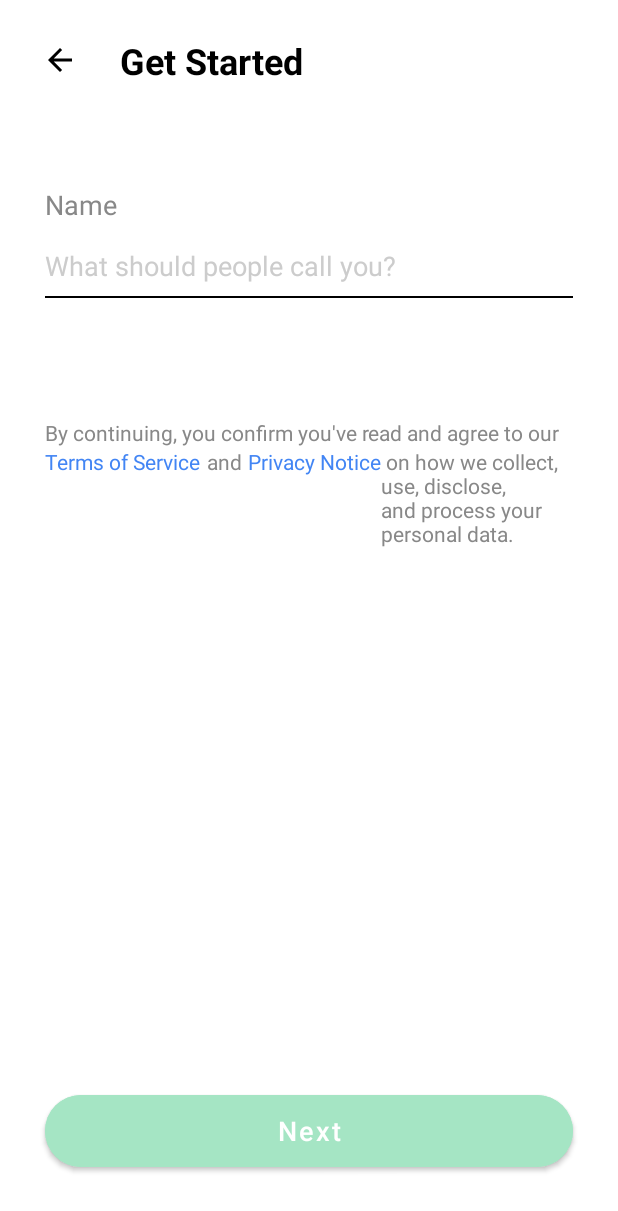
After one commit to Immatrysomecoding/Grab, an Android app: the layout activity_name_input.xml on its own in the app's theme, with its tools: preview values and no code run, on a phone screen of 412 x 824 dp. The commit adds this screen. Shown: the top 1211 px of the screen. Run offline under Robolectric (Android 15) with nearby library versions, the phone set to English and light mode, and no system bars.

Commit message:
fix the last auth layout

```diff
--- a/app/src/main/res/drawable/cursor_green.xml
+++ b/app/src/main/res/drawable/cursor_green.xml
@@ -2,5 +2,5 @@
 <shape xmlns:android="http://schemas.android.com/apk/res/android"
     android:shape="rectangle">
     <size android:width="2dp" />
-    <solid android:color="#00B14F" />
+    <solid android:color="#009933" />
 </shape>
--- /dev/null
+++ b/app/src/main/res/layout/activity_name_input.xml
@@ -0,0 +1,162 @@
+<?xml version="1.0" encoding="utf-8"?>
+<androidx.constraintlayout.widget.ConstraintLayout xmlns:android="http://schemas.android.com/apk/res/android"
+    xmlns:app="http://schemas.android.com/apk/res-auto"
+    xmlns:tools="http://schemas.android.com/tools"
+    android:layout_width="match_parent"
+    android:layout_height="match_parent"
+    android:background="#FFFFFF"
+    tools:context=".ui.auth.NameInputActivity">
+
+    <!-- Back button -->
+    <ImageButton
+        android:id="@+id/btnBack"
+        android:layout_width="48dp"
+        android:layout_height="48dp"
+        android:layout_marginStart="16dp"
+        android:layout_marginTop="16dp"
+        android:background="?attr/selectableItemBackgroundBorderless"
+        android:src="@drawable/ic_arrow_back"
+        app:layout_constraintStart_toStartOf="parent"
+        app:layout_constraintTop_toTopOf="parent" />
+
+    <!-- Title -->
+    <TextView
+        android:id="@+id/tvTitle"
+        android:layout_width="wrap_content"
+        android:layout_height="wrap_content"
+        android:layout_marginStart="16dp"
+        android:text="Get Started"
+        android:textColor="#000000"
+        android:textSize="24sp"
+        android:textStyle="bold"
+        app:layout_constraintBottom_toBottomOf="@+id/btnBack"
+        app:layout_constraintStart_toEndOf="@+id/btnBack"
+        app:layout_constraintTop_toTopOf="@+id/btnBack" />
+
+    <!-- Name label -->
+    <TextView
+        android:id="@+id/tvNameLabel"
+        android:layout_width="0dp"
+        android:layout_height="wrap_content"
+        android:layout_marginStart="30dp"
+        android:layout_marginTop="60dp"
+        android:layout_marginEnd="30dp"
+        android:text="Name"
+        android:textColor="#888888"
+        android:textSize="18sp"
+        app:layout_constraintEnd_toEndOf="parent"
+        app:layout_constraintStart_toStartOf="parent"
+        app:layout_constraintTop_toBottomOf="@+id/btnBack" />
+
+    <!-- Name input with green cursor -->
+    <EditText
+        android:id="@+id/etName"
+        android:layout_width="0dp"
+        android:layout_height="wrap_content"
+        android:layout_marginStart="30dp"
+        android:layout_marginTop="16dp"
+        android:layout_marginEnd="30dp"
+        android:background="@null"
+        android:hint="What should people call you?"
+        android:inputType="textPersonName"
+        android:textColorHint="#CCCCCC"
+        android:textCursorDrawable="@drawable/cursor_green"
+        android:textSize="18sp"
+        app:layout_constraintEnd_toEndOf="parent"
+        app:layout_constraintStart_toStartOf="parent"
+        app:layout_constraintTop_toBottomOf="@+id/tvNameLabel" />
+
+    <!-- Underline -->
+    <View
+        android:id="@+id/viewUnderline"
+        android:layout_width="0dp"
+        android:layout_height="1dp"
+        android:layout_marginStart="30dp"
+        android:layout_marginTop="8dp"
+        android:layout_marginEnd="30dp"
+        android:background="#000000"
+        app:layout_constraintEnd_toEndOf="parent"
+        app:layout_constraintStart_toStartOf="parent"
+        app:layout_constraintTop_toBottomOf="@+id/etName" />
+
+    <!-- Terms of Service text -->
+    <TextView
+        android:id="@+id/tvTerms"
+        android:layout_width="0dp"
+        android:layout_height="wrap_content"
+        android:layout_marginStart="30dp"
+        android:layout_marginTop="80dp"
+        android:layout_marginEnd="30dp"
+        android:text="By continuing, you confirm you've read and agree to our "
+        android:textColor="#888888"
+        android:textSize="14sp"
+        app:layout_constraintEnd_toEndOf="parent"
+        app:layout_constraintStart_toStartOf="parent"
+        app:layout_constraintTop_toBottomOf="@+id/viewUnderline" />
+
+    <!-- Terms of Service link -->
+    <TextView
+        android:id="@+id/tvTermsLink"
+        android:layout_width="wrap_content"
+        android:layout_height="wrap_content"
+        android:text="Terms of Service"
+        android:textColor="#4285F4"
+        android:textSize="14sp"
+        app:layout_constraintStart_toStartOf="@+id/tvTerms"
+        app:layout_constraintTop_toBottomOf="@+id/tvTerms" />
+
+    <!-- And text -->
+    <TextView
+        android:id="@+id/tvAnd"
+        android:layout_width="wrap_content"
+        android:layout_height="wrap_content"
+        android:layout_marginStart="4dp"
+        android:text="and"
+        android:textColor="#888888"
+        android:textSize="14sp"
+        app:layout_constraintStart_toEndOf="@+id/tvTermsLink"
+        app:layout_constraintTop_toTopOf="@+id/tvTermsLink" />
+
+    <!-- Privacy Notice link -->
+    <TextView
+        android:id="@+id/tvPrivacyLink"
+        android:layout_width="wrap_content"
+        android:layout_height="wrap_content"
+        android:layout_marginStart="4dp"
+        android:text="Privacy Notice"
+        android:textColor="#4285F4"
+        android:textSize="14sp"
+        app:layout_constraintStart_toEndOf="@+id/tvAnd"
+        app:layout_constraintTop_toTopOf="@+id/tvAnd" />
+
+    <!-- Remaining text -->
+    <TextView
+        android:id="@+id/tvRemainingText"
+        android:layout_width="0dp"
+        android:layout_height="wrap_content"
+        android:text=" on how we collect, use, disclose, and process your personal data."
+        android:textColor="#888888"
+        android:textSize="14sp"
+        app:layout_constraintEnd_toEndOf="@+id/tvTerms"
+        app:layout_constraintStart_toEndOf="@+id/tvPrivacyLink"
+        app:layout_constraintTop_toTopOf="@+id/tvPrivacyLink" />
+
+    <!-- Next button -->
+    <com.google.android.material.button.MaterialButton
+        android:id="@+id/btnNext"
+        android:layout_width="0dp"
+        android:layout_height="60dp"
+        android:layout_marginStart="30dp"
+        android:layout_marginEnd="30dp"
+        android:layout_marginBottom="40dp"
+        android:backgroundTint="#A5E5C4"
+        android:text="Next"
+        android:textAllCaps="false"
+        android:textColor="#FFFFFF"
+        android:textSize="18sp"
+        app:cornerRadius="30dp"
+        app:layout_constraintBottom_toBottomOf="parent"
+        app:layout_constraintEnd_toEndOf="parent"
+        app:layout_constraintStart_toStartOf="parent" />
+
+</androidx.constraintlayout.widget.ConstraintLayout>
--- a/app/src/main/res/layout/activity_phone_input.xml
+++ b/app/src/main/res/layout/activity_phone_input.xml
@@ -54,7 +54,8 @@
         android:layout_height="24dp"
         android:layout_marginStart="30dp"
         android:layout_marginTop="24dp"
-        android:src="@drawable/flag_vietnam"
+        android:src="@drawable/vietnam_flag"
+        android:scaleType="fitXY"
         app:layout_constraintStart_toStartOf="parent"
         app:layout_constraintTop_toBottomOf="@+id/tvPhoneLabel" />
 
@@ -120,7 +121,7 @@
         android:layout_marginStart="30dp"
         android:layout_marginEnd="30dp"
         android:layout_marginBottom="40dp"
-        android:backgroundTint="#A5E5C4"
+        android:backgroundTint="#00B14F"
         android:text="Next"
         android:textAllCaps="false"
         android:textColor="#FFFFFF"
```
Also changed, not shown: app/src/main/java/com/example/myapplication/ui/auth/NameInputActivity.java (added, +81 -0 lines), app/src/main/java/com/example/myapplication/ui/auth/PhoneInputActivity.java (+7 -12 lines), app/src/main/java/com/example/myapplication/ui/auth/SmsVerificationActivity.java (+21 -7 lines), app/src/main/res/drawable/flag_vietnam.xml (deleted, +0 -13 lines), app/src/main/res/layout/activity_sms_verification.xml (+9 -30 lines), app/src/main/res/drawable/vietnam_flag.png (added).
